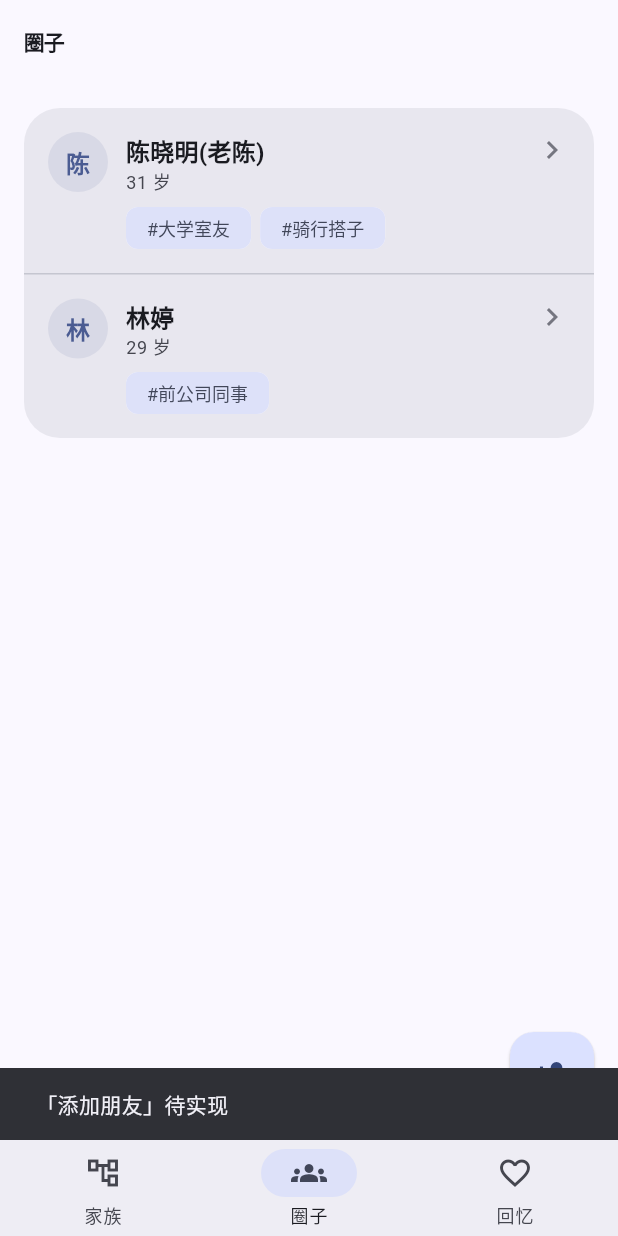
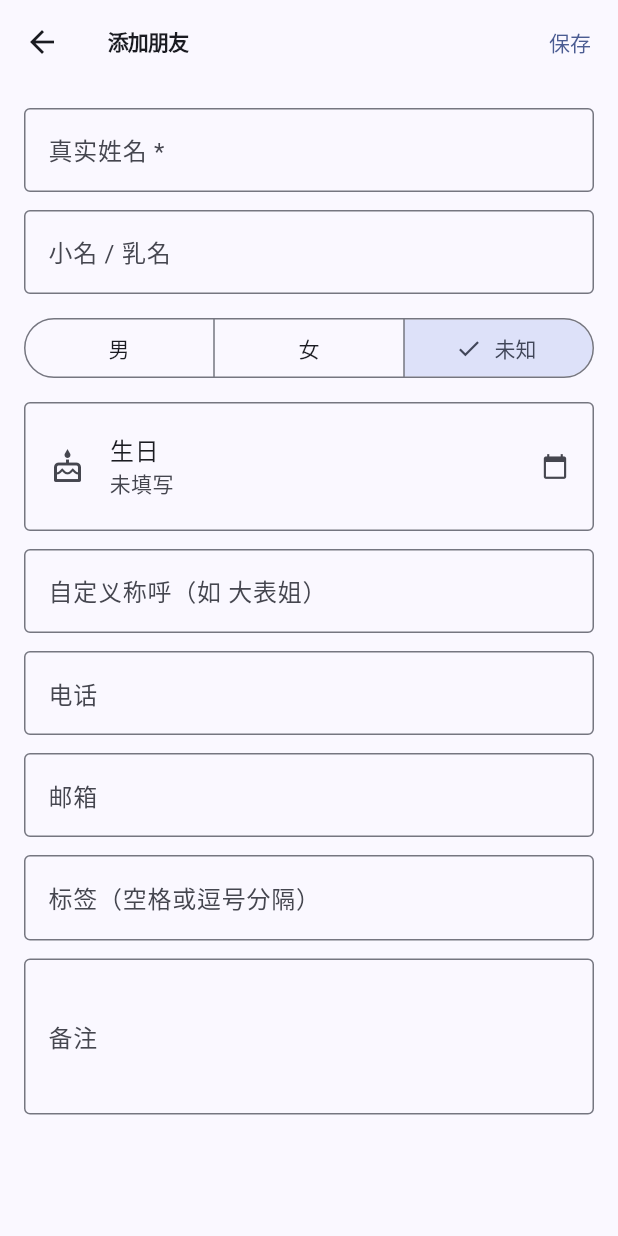
Before and after one commit to HONGJICAI/folks, a Flutter app: the screen it shows after launch, item 2 of the bottom bar chosen, after a tap on the "person add" icon, on a phone screen of 412 x 824 dp. Run offline on Flutter 3.47's test engine with Material 3 defaults, Android fonts, the phone set to English and light mode, and no system bars.

Commit message:
feat: entry forms, tag-grouped circle, wired navigation & FABs
Add-member and record-event forms; circle tab groups friends by tag; tabs become stateful and reload after add; row taps open detail page.

Co-Authored-By: Claude Opus 4.8 (1M context) <noreply@anthropic.com>

```diff
--- a/lib/screens/circle_tab.dart
+++ b/lib/screens/circle_tab.dart
@@ -6,18 +6,46 @@ import '../models/person.dart';
 import '../theme/app_theme.dart';
 import '../widgets/avatar.dart';
 import '../widgets/empty_hint.dart';
+import 'person_detail.dart';
+import 'person_form.dart';
 
-/// 圈子 Tab：平面列表 + 标签聚类（不建人与人的边）。
-class CircleTab extends StatelessWidget {
+/// 圈子 Tab：按标签分组展示。一个人有多个标签时会出现在多个分组下（聚类，非互斥）。
+class CircleTab extends StatefulWidget {
   const CircleTab({super.key});
 
   @override
+  State<CircleTab> createState() => _CircleTabState();
+}
+
+class _CircleTabState extends State<CircleTab> {
+  late final FolksRepository _repo;
+  late Future<List<Person>> _future;
+
+  @override
+  void initState() {
+    super.initState();
+    _repo = context.read<FolksRepository>();
+    _future = _repo.getPersonsByGroup(PersonGroup.circle);
+  }
+
+  void _reload() {
+    setState(() => _future = _repo.getPersonsByGroup(PersonGroup.circle));
+  }
+
+  Future<void> _addFriend() async {
+    final added = await Navigator.of(context).push<bool>(
+      MaterialPageRoute(
+          builder: (_) => const PersonFormPage(group: PersonGroup.circle)),
+    );
+    if (added == true) _reload();
+  }
+
+  @override
   Widget build(BuildContext context) {
-    final repo = context.read<FolksRepository>();
     return Scaffold(
       appBar: AppBar(title: const Text('圈子')),
       body: FutureBuilder<List<Person>>(
-        future: repo.getPersonsByGroup(PersonGroup.circle),
+        future: _future,
         builder: (context, snap) {
           if (snap.connectionState != ConnectionState.done) {
             return const Center(child: CircularProgressIndicator());
@@ -29,10 +57,85 @@ class CircleTab extends StatelessWidget {
               text: '还没有朋友\n点右下角添加，并打上标签归类',
             );
           }
+          return _GroupedList(people: people);
+        },
+      ),
+      floatingActionButton: FloatingActionButton(
+        onPressed: _addFriend,
+        child: const Icon(Icons.person_add),
+      ),
+    );
+  }
+}
+
+class _GroupedList extends StatelessWidget {
+  const _GroupedList({required this.people});
+  final List<Person> people;
+
+  @override
+  Widget build(BuildContext context) {
+    // 按标签聚类；无标签的归到「未分组」。
+    final tagToPeople = <String, List<Person>>{};
+    final untagged = <Person>[];
+    for (final p in people) {
+      if (p.tags.isEmpty) {
+        untagged.add(p);
+      } else {
+        for (final t in p.tags) {
+          tagToPeople.putIfAbsent(t, () => []).add(p);
+        }
+      }
+    }
+    final tags = tagToPeople.keys.toList()..sort();
+
     return ListView(
       padding: const EdgeInsets.all(Dim.pad),
       children: [
-              Card(
+        for (final t in tags) ...[
+          _SectionHeader(title: '#$t', count: tagToPeople[t]!.length),
+          _PeopleCard(people: tagToPeople[t]!),
+          const SizedBox(height: Dim.pad),
+        ],
+        if (untagged.isNotEmpty) ...[
+          _SectionHeader(title: '未分组', count: untagged.length),
+          _PeopleCard(people: untagged),
+        ],
+      ],
+    );
+  }
+}
+
+class _SectionHeader extends StatelessWidget {
+  const _SectionHeader({required this.title, required this.count});
+  final String title;
+  final int count;
+
+  @override
+  Widget build(BuildContext context) {
+    final scheme = Theme.of(context).colorScheme;
+    return Padding(
+      padding: const EdgeInsets.fromLTRB(4, 0, 4, 8),
+      child: Row(
+        children: [
+          Text(title,
+              style: TextStyle(
+                  color: scheme.primary, fontWeight: FontWeight.w600)),
+          const SizedBox(width: 6),
+          Text('$count',
+              style: TextStyle(color: scheme.onSurfaceVariant, fontSize: 12)),
+        ],
+      ),
+    );
+  }
+}
+
+class _PeopleCard extends StatelessWidget {
+  const _PeopleCard({required this.people});
+  final List<Person> people;
+
+  @override
+  Widget build(BuildContext context) {
+    return Card(
       clipBehavior: Clip.antiAlias,
       child: Column(
         children: [
@@ -41,17 +144,6 @@ class CircleTab extends StatelessWidget {
             _FriendRow(person: people[i]),
           ],
         ],
-                ),
-              ),
-            ],
-          );
-        },
-      ),
-      floatingActionButton: FloatingActionButton(
-        onPressed: () => ScaffoldMessenger.of(context).showSnackBar(
-          const SnackBar(content: Text('「添加朋友」待实现')),
-        ),
-        child: const Icon(Icons.person_add),
       ),
     );
   }
@@ -68,13 +160,13 @@ class _FriendRow extends StatelessWidget {
     final age = person.ageAt(DateTime.now());
 
     return InkWell(
-      onTap: () => ScaffoldMessenger.of(context).showSnackBar(
-        const SnackBar(content: Text('「朋友详情页」待实现')),
+      onTap: () => Navigator.of(context).push(
+        MaterialPageRoute(
+            builder: (_) => PersonDetailPage(personId: person.id)),
       ),
       child: Padding(
         padding: const EdgeInsets.all(Dim.pad),
         child: Row(
-          crossAxisAlignment: CrossAxisAlignment.start,
           children: [
             Avatar(name: person.realName),
             const SizedBox(width: Dim.gap),
@@ -85,22 +177,6 @@ class _FriendRow extends StatelessWidget {
                   Text(person.displayName, style: theme.textTheme.titleMedium),
                   if (age != null)
                     Text('$age 岁', style: theme.textTheme.bodySmall),
-                  if (person.tags.isNotEmpty) ...[
-                    const SizedBox(height: 8),
-                    Wrap(
-                      spacing: 6,
-                      runSpacing: 6,
-                      children: [
-                        for (final t in person.tags)
-                          Chip(
-                            label: Text('#$t'),
-                            visualDensity: VisualDensity.compact,
-                            materialTapTargetSize:
-                                MaterialTapTargetSize.shrinkWrap,
-                          ),
-                      ],
-                    ),
-                  ],
                 ],
               ),
             ),
--- a/lib/screens/family_tab.dart
+++ b/lib/screens/family_tab.dart
@@ -6,6 +6,8 @@ import '../models/person.dart';
 import '../theme/app_theme.dart';
 import '../widgets/avatar.dart';
 import '../widgets/empty_hint.dart';
+import 'person_detail.dart';
+import 'person_form.dart';
 
 /// 家族 Tab：把内嵌的 父/母/配偶 关系还原成一棵（森林）树，缩进展示。
 ///
@@ -75,7 +77,7 @@ class _FamilyTabState extends State<FamilyTab> {
         },
       ),
       floatingActionButton: FloatingActionButton(
-        onPressed: () => _todo('引导式录入（加父亲/孩子/配偶）'),
+        onPressed: _addMember,
         child: const Icon(Icons.person_add),
       ),
     );
@@ -145,10 +147,12 @@ class _FamilyTabState extends State<FamilyTab> {
     return rows;
   }
 
-  void _todo(String what) {
-    ScaffoldMessenger.of(context).showSnackBar(
-      SnackBar(content: Text('「$what」待实现')),
+  Future<void> _addMember() async {
+    final added = await Navigator.of(context).push<bool>(
+      MaterialPageRoute(
+          builder: (_) => const PersonFormPage(group: PersonGroup.family)),
     );
+    if (added == true) _reload();
   }
 }
 
@@ -176,8 +180,9 @@ class _FamilyRow extends StatelessWidget {
     ].join(' · ');
 
     return InkWell(
-      onTap: () => ScaffoldMessenger.of(context).showSnackBar(
-        const SnackBar(content: Text('「成员详情页」待实现')),
+      onTap: () => Navigator.of(context).push(
+        MaterialPageRoute(
+            builder: (_) => PersonDetailPage(personId: primary.id)),
       ),
       child: Padding(
         padding: EdgeInsets.fromLTRB(Dim.pad + depth * 20.0, 12, Dim.pad, 12),
--- a/lib/screens/memory_tab.dart
+++ b/lib/screens/memory_tab.dart
@@ -6,25 +6,50 @@ import '../models/event.dart';
 import '../models/person.dart';
 import '../theme/app_theme.dart';
 import '../widgets/empty_hint.dart';
+import '../widgets/event_card.dart';
+import 'event_form.dart';
 
 /// 回忆 Tab：人情时光机。所有事件按日期倒序展示，金钱往来带方向与金额。
-class MemoryTab extends StatelessWidget {
+class MemoryTab extends StatefulWidget {
   const MemoryTab({super.key});
 
+  @override
+  State<MemoryTab> createState() => _MemoryTabState();
+}
+
+class _MemoryTabState extends State<MemoryTab> {
+  late final FolksRepository _repo;
+  late Future<(List<Event>, Map<int, Person>)> _future;
+
+  @override
+  void initState() {
+    super.initState();
+    _repo = context.read<FolksRepository>();
+    _future = _load();
+  }
+
   /// 一次取齐事件 + 人物索引（用于把绑定的 person id 还原成人名）。
-  Future<(List<Event>, Map<int, Person>)> _load(FolksRepository repo) async {
-    final events = await repo.getAllEvents();
-    final persons = await repo.getAllPersons();
+  Future<(List<Event>, Map<int, Person>)> _load() async {
+    final events = await _repo.getAllEvents();
+    final persons = await _repo.getAllPersons();
     return (events, {for (final p in persons) p.id: p});
+  }
+
+  void _reload() => setState(() => _future = _load());
+
+  Future<void> _addEvent() async {
+    final added = await Navigator.of(context).push<bool>(
+      MaterialPageRoute(builder: (_) => const EventFormPage()),
+    );
+    if (added == true) _reload();
   }
 
   @override
   Widget build(BuildContext context) {
-    final repo = context.read<FolksRepository>();
     return Scaffold(
       appBar: AppBar(title: const Text('回忆')),
       body: FutureBuilder<(List<Event>, Map<int, Person>)>(
-        future: _load(repo),
+        future: _future,
         builder: (context, snap) {
           if (snap.connectionState != ConnectionState.done) {
             return const Center(child: CircularProgressIndicator());
@@ -40,111 +65,14 @@ class MemoryTab extends StatelessWidget {
             padding: const EdgeInsets.all(Dim.pad),
             itemCount: events.length,
             separatorBuilder: (_, _) => const SizedBox(height: Dim.gap),
-            itemBuilder: (_, i) => _EventCard(event: events[i], byId: byId),
+            itemBuilder: (_, i) => EventCard(event: events[i], byId: byId),
           );
         },
       ),
       floatingActionButton: FloatingActionButton(
-        onPressed: () => ScaffoldMessenger.of(context).showSnackBar(
-          const SnackBar(content: Text('「记一笔回忆/账目」待实现')),
-        ),
+        onPressed: _addEvent,
         child: const Icon(Icons.add),
       ),
     );
   }
 }
-
-class _EventCard extends StatelessWidget {
-  const _EventCard({required this.event, required this.byId});
-  final Event event;
-  final Map<int, Person> byId;
-
-  String get _names => event.boundPersonIds
-      .map((id) => byId[id]?.displayName ?? '#$id')
-      .join('、');
-
-  String _date(DateTime d) =>
-      '${d.year}-${d.month.toString().padLeft(2, '0')}-${d.day.toString().padLeft(2, '0')}';
-
-  @override
-  Widget build(BuildContext context) {
-    final theme = Theme.of(context);
-    final scheme = theme.colorScheme;
-    return Card(
-      child: Padding(
-        padding: const EdgeInsets.all(Dim.pad),
-        child: Row(
-          crossAxisAlignment: CrossAxisAlignment.start,
-          children: [
-            _TypeBadge(type: event.type),
-            const SizedBox(width: Dim.gap),
-            Expanded(
-              child: Column(
-                crossAxisAlignment: CrossAxisAlignment.start,
-                children: [
-                  Row(
-                    children: [
-                      Expanded(
-                        child: Text(event.title,
-                            style: theme.textTheme.titleMedium),
-                      ),
-                      if (event.isMoney) _AmountBadge(event: event),
-                    ],
-                  ),
-                  const SizedBox(height: 4),
-                  Text('${_date(event.occurDate)} · $_names',
-                      style: theme.textTheme.bodySmall),
-                  if (event.detail != null && event.detail!.isNotEmpty) ...[
-                    const SizedBox(height: 8),
-                    Text(event.detail!,
-                        style: theme.textTheme.bodyMedium
-                            ?.copyWith(color: scheme.onSurfaceVariant)),
-                  ],
-                ],
-              ),
-            ),
-          ],
-        ),
-      ),
-    );
-  }
-}
-
-/// 事件类型的小方块图标（emoji + 淡色底）。
-class _TypeBadge extends StatelessWidget {
-  const _TypeBadge({required this.type});
-  final EventType type;
-
-  @override
-  Widget build(BuildContext context) {
-    final scheme = Theme.of(context).colorScheme;
-    return Container(
-      width: 40,
-      height: 40,
-      alignment: Alignment.center,
-      decoration: BoxDecoration(
-        color: scheme.primary.withValues(alpha: 0.08),
-        borderRadius: BorderRadius.circular(10),
-      ),
-      child: Text(type.emoji, style: const TextStyle(fontSize: 18)),
-    );
-  }
-}
-
-class _AmountBadge extends StatelessWidget {
-  const _AmountBadge({required this.event});
-  final Event event;
-
-  @override
-  Widget build(BuildContext context) {
-    final scheme = Theme.of(context).colorScheme;
-    final isExpense = event.direction == MoneyDirection.expense;
-    // 支出红、收入绿。红走主题语义色，避免硬编码。
-    final color = isExpense ? scheme.error : Colors.green.shade600;
-    final sign = isExpense ? '-' : '+';
-    return Text(
-      '$sign${event.amount?.toStringAsFixed(0) ?? '0'}',
-      style: TextStyle(color: color, fontWeight: FontWeight.w700, fontSize: 15),
-    );
-  }
-}
--- /dev/null
+++ b/lib/screens/person_form.dart
@@ -0,0 +1,262 @@
+import 'package:flutter/material.dart';
+import 'package:provider/provider.dart';
+
+import '../data/repository.dart';
+import '../models/person.dart';
+import '../theme/app_theme.dart';
+
+/// 新增成员表单。[group] 决定是加家族成员还是圈子朋友。
+/// 返回 true 表示已新增（调用方据此刷新列表）。
+class PersonFormPage extends StatefulWidget {
+  const PersonFormPage({super.key, required this.group});
+
+  final PersonGroup group;
+
+  @override
+  State<PersonFormPage> createState() => _PersonFormPageState();
+}
+
+class _PersonFormPageState extends State<PersonFormPage> {
+  late final FolksRepository _repo;
+  final _formKey = GlobalKey<FormState>();
+
+  final _name = TextEditingController();
+  final _nickname = TextEditingController();
+  final _appellation = TextEditingController();
+  final _phone = TextEditingController();
+  final _email = TextEditingController();
+  final _tags = TextEditingController();
+  final _memo = TextEditingController();
+
+  Gender _gender = Gender.unknown;
+  DateTime? _birthDate;
+
+  // 家族关系（可选）
+  int? _fatherId;
+  int? _motherId;
+  int? _spouseId;
+  List<Person> _familyMembers = const [];
+
+  bool get _isFamily => widget.group == PersonGroup.family;
+
+  @override
+  void initState() {
+    super.initState();
+    _repo = context.read<FolksRepository>();
+    if (_isFamily) {
+      _repo.getPersonsByGroup(PersonGroup.family).then((list) {
+        if (mounted) setState(() => _familyMembers = list);
+      });
+    }
+  }
+
+  @override
+  void dispose() {
+    for (final c in [
+      _name,
+      _nickname,
+      _appellation,
+      _phone,
+      _email,
+      _tags,
+      _memo
+    ]) {
+      c.dispose();
+    }
+    super.dispose();
+  }
+
+  Future<void> _pickBirthday() async {
+    final now = DateTime.now();
+    final picked = await showDatePicker(
+      context: context,
+      initialDate: _birthDate ?? DateTime(now.year - 30),
+      firstDate: DateTime(1900),
+      lastDate: now,
+      helpText: '选择生日',
+    );
+    if (picked != null) setState(() => _birthDate = picked);
+  }
+
+  Future<void> _save() async {
+    if (!_formKey.currentState!.validate()) return;
+
+    final tags = _tags.text
+        .split(RegExp(r'[,，;；\s]+'))
+        .where((e) => e.isNotEmpty)
+        .toList();
+
+    final draft = Person(
+      id: 0, // addPerson 会赋真实 id
+      realName: _name.text.trim(),
+      nickname: _nickname.text.trim().isEmpty ? null : _nickname.text.trim(),
+      gender: _gender,
+      birthDate: _birthDate,
+      customAppellation:
+          _appellation.text.trim().isEmpty ? null : _appellation.text.trim(),
+      memo: _memo.text.trim().isEmpty ? null : _memo.text.trim(),
+      group: widget.group,
+      fatherId: _isFamily ? _fatherId : null,
+      motherId: _isFamily ? _motherId : null,
+      phone: _phone.text.trim().isEmpty ? null : _phone.text.trim(),
+      email: _email.text.trim().isEmpty ? null : _email.text.trim(),
+      tags: _isFamily ? const [] : tags,
+    );
+
+    final created = await _repo.addPerson(draft);
+    if (_isFamily && _spouseId != null) {
+      await _repo.setSpouse(created.id, _spouseId!);
+    }
+    if (mounted) Navigator.of(context).pop(true);
+  }
+
+  @override
+  Widget build(BuildContext context) {
+    final birthdayText = _birthDate == null
+        ? '未填写'
+        : '${_birthDate!.year}-${_birthDate!.month.toString().padLeft(2, '0')}-${_birthDate!.day.toString().padLeft(2, '0')}';
+
+    return Scaffold(
+      appBar: AppBar(
+        title: Text(_isFamily ? '添加家族成员' : '添加朋友'),
+        actions: [
+          TextButton(onPressed: _save, child: const Text('保存')),
+        ],
+      ),
+      body: Form(
+        key: _formKey,
+        child: ListView(
+          padding: const EdgeInsets.all(Dim.pad),
+          children: [
+            TextFormField(
+              controller: _name,
+              decoration: const InputDecoration(
+                  labelText: '真实姓名 *', border: OutlineInputBorder()),
+              validator: (v) =>
+                  (v == null || v.trim().isEmpty) ? '请填写姓名' : null,
+            ),
+            const SizedBox(height: Dim.gap),
+            TextFormField(
+              controller: _nickname,
+              decoration: const InputDecoration(
+                  labelText: '小名 / 乳名', border: OutlineInputBorder()),
+            ),
+            const SizedBox(height: Dim.gap),
+            SegmentedButton<Gender>(
+              segments: const [
+                ButtonSegment(value: Gender.male, label: Text('男')),
+                ButtonSegment(value: Gender.female, label: Text('女')),
+                ButtonSegment(value: Gender.unknown, label: Text('未知')),
+              ],
+              selected: {_gender},
+              onSelectionChanged: (s) => setState(() => _gender = s.first),
+            ),
+            const SizedBox(height: Dim.gap),
+            ListTile(
+              shape: RoundedRectangleBorder(
+                borderRadius: BorderRadius.circular(4),
+                side: BorderSide(color: Theme.of(context).colorScheme.outline),
+              ),
+              leading: const Icon(Icons.cake_outlined),
+              title: const Text('生日'),
+              subtitle: Text(birthdayText),
+              trailing: const Icon(Icons.calendar_today, size: 18),
+              onTap: _pickBirthday,
+            ),
+            const SizedBox(height: Dim.gap),
+            TextFormField(
+              controller: _appellation,
+              decoration: const InputDecoration(
+                  labelText: '自定义称呼（如 大表姐）',
+                  border: OutlineInputBorder()),
+            ),
+            const SizedBox(height: Dim.gap),
+            TextFormField(
+              controller: _phone,
+              keyboardType: TextInputType.phone,
+              decoration: const InputDecoration(
+                  labelText: '电话', border: OutlineInputBorder()),
+            ),
+            const SizedBox(height: Dim.gap),
+            TextFormField(
+              controller: _email,
+              keyboardType: TextInputType.emailAddress,
+              decoration: const InputDecoration(
+                  labelText: '邮箱', border: OutlineInputBorder()),
+            ),
+            const SizedBox(height: Dim.gap),
+            if (_isFamily) ...[
+              _RelationPicker(
+                label: '父亲',
+                members: _familyMembers,
+                value: _fatherId,
+                onChanged: (v) => setState(() => _fatherId = v),
+              ),
+              const SizedBox(height: Dim.gap),
+              _RelationPicker(
+                label: '母亲',
+                members: _familyMembers,
+                value: _motherId,
+                onChanged: (v) => setState(() => _motherId = v),
+              ),
+              const SizedBox(height: Dim.gap),
+              _RelationPicker(
+                label: '配偶',
+                members: _familyMembers,
+                value: _spouseId,
+                onChanged: (v) => setState(() => _spouseId = v),
+              ),
+              const SizedBox(height: Dim.gap),
+            ] else ...[
+              TextFormField(
+                controller: _tags,
+                decoration: const InputDecoration(
+                  labelText: '标签（空格或逗号分隔）',
+                  hintText: '大学室友 骑行搭子',
+                  border: OutlineInputBorder(),
+                ),
+              ),
+              const SizedBox(height: Dim.gap),
+            ],
+            TextFormField(
+              controller: _memo,
+              maxLines: 3,
+              decoration: const InputDecoration(
+                  labelText: '备注', border: OutlineInputBorder()),
+            ),
+          ],
+        ),
+      ),
+    );
+  }
+}
+
+/// 关系选择下拉：从已有家族成员里选，可留空。
+class _RelationPicker extends StatelessWidget {
+  const _RelationPicker({
+    required this.label,
+    required this.members,
+    required this.value,
+    required this.onChanged,
+  });
+
+  final String label;
+  final List<Person> members;
+  final int? value;
+  final ValueChanged<int?> onChanged;
+
+  @override
+  Widget build(BuildContext context) {
+    return DropdownButtonFormField<int?>(
+      initialValue: value,
+      decoration:
+          InputDecoration(labelText: label, border: const OutlineInputBorder()),
+      items: [
+        const DropdownMenuItem<int?>(value: null, child: Text('无')),
+        for (final m in members)
+          DropdownMenuItem<int?>(value: m.id, child: Text(m.displayName)),
+      ],
+      onChanged: onChanged,
+    );
+  }
+}
```
Also changed, not shown: lib/screens/event_form.dart (added, +186 -0 lines). Lines whose indentation alone changed are shown as unchanged.
